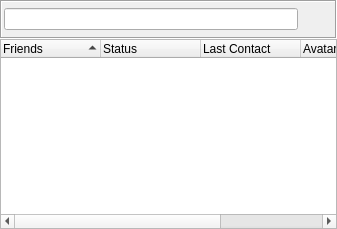
Above: retroshare-gui/src/gui/common/FriendList.ui from RetroShare/RetroShare before the change. Below: the same form after it.
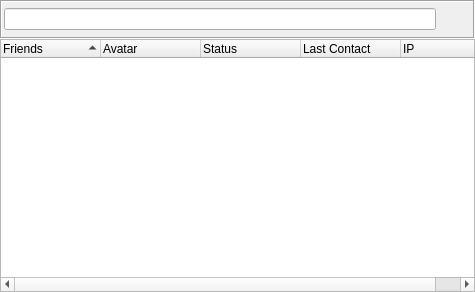
That is the form after the change. Icons and pictures are not drawn. Custom widgets are drawn as their Qt base class.

Commit message: Changed column order

Diff of the .ui file:
```diff
--- a/retroshare-gui/src/gui/common/FriendList.ui
+++ b/retroshare-gui/src/gui/common/FriendList.ui
@@ -6,8 +6,8 @@
    <rect>
     <x>0</x>
     <y>0</y>
-    <width>337</width>
-    <height>229</height>
+    <width>475</width>
+    <height>292</height>
    </rect>
   </property>
   <layout class="QVBoxLayout" name="verticalLayout">
@@ -131,6 +131,11 @@
        <string>Friends</string>
       </property>
      </column>
+     <column>
+      <property name="text">
+       <string>Avatar</string>
+      </property>
+     </column>
      <column>
       <property name="text">
        <string>Status</string>
@@ -141,11 +146,6 @@
        <string>Last Contact</string>
       </property>
      </column>
-     <column>
-      <property name="text">
-       <string>Avatar</string>
-      </property>
-     </column>
      <column>
       <property name="text">
        <string>IP</string>
```
Left out of the diff: 22 changed lines with no effect on the pictures. The commit also changes 1 other file.
